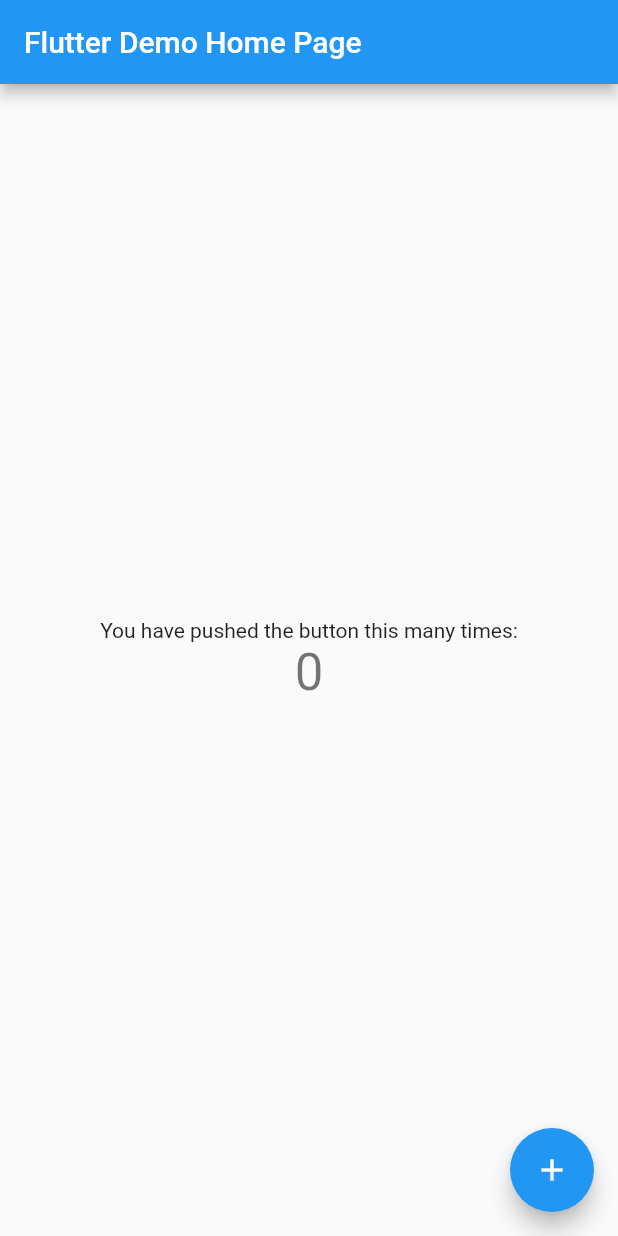
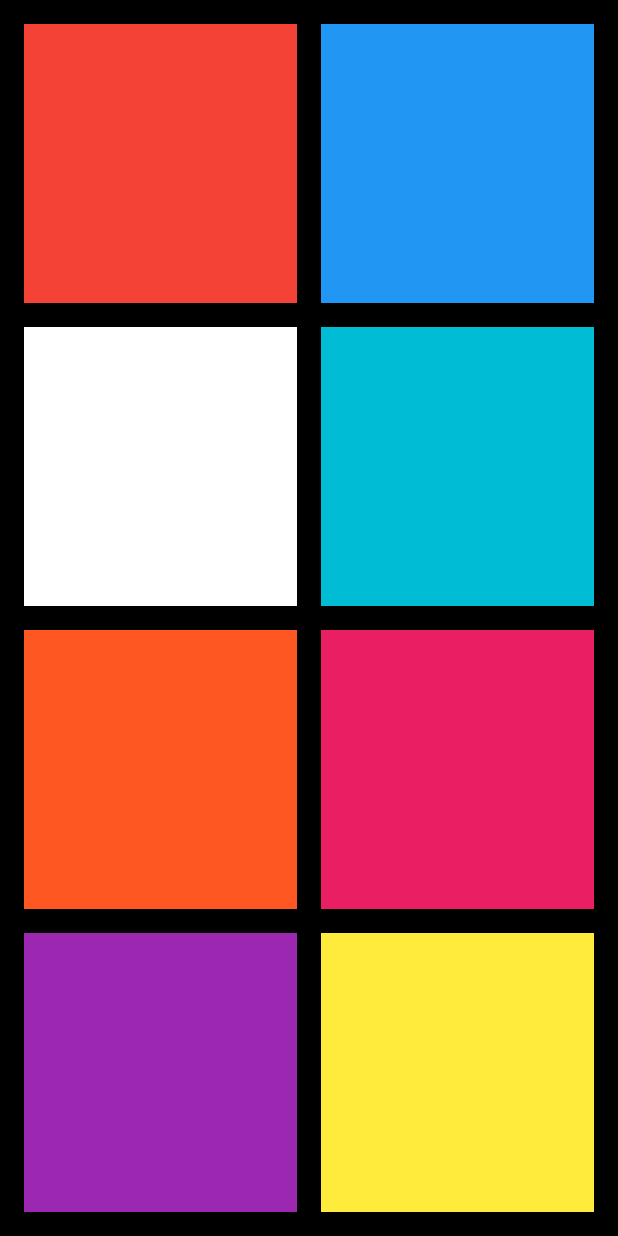
Before and after one commit to seymenmurat16/drum_app, a Flutter app: the screen it shows after launch, on a phone screen of 412 x 824 dp. Run offline on Flutter 3.47's test engine with Material 2 defaults, Android fonts, the phone set to English and light mode, and no system bars; our stand-ins replace audioplayers.

Commit message:
first commit

```diff
--- a/lib/main.dart
+++ b/lib/main.dart
@@ -1,115 +1,85 @@
+import 'package:audioplayers/audioplayers.dart';
 import 'package:flutter/material.dart';
 
 void main() {
-  runApp(const MyApp());
+  runApp(DrumMachine());
 }
 
-class MyApp extends StatelessWidget {
-  const MyApp({super.key});
-
-  // This widget is the root of your application.
+class DrumMachine extends StatelessWidget {
   @override
   Widget build(BuildContext context) {
     return MaterialApp(
-      title: 'Flutter Demo',
-      theme: ThemeData(
-        // This is the theme of your application.
-        //
-        // Try running your application with "flutter run". You'll see the
-        // application has a blue toolbar. Then, without quitting the app, try
-        // changing the primarySwatch below to Colors.green and then invoke
-        // "hot reload" (press "r" in the console where you ran "flutter run",
-        // or simply save your changes to "hot reload" in a Flutter IDE).
-        // Notice that the counter didn't reset back to zero; the application
-        // is not restarted.
-        primarySwatch: Colors.blue,
-      ),
-      home: const MyHomePage(title: 'Flutter Demo Home Page'),
-    );
+        debugShowCheckedModeBanner: false,
+        home: Scaffold(
+          backgroundColor: Colors.black,
+          body: DrumPage(),
+        ));
   }
 }
 
-class MyHomePage extends StatefulWidget {
-  const MyHomePage({super.key, required this.title});
+class DrumPage extends StatelessWidget {
+  DrumPage({super.key});
 
-  // This widget is the home page of your application. It is stateful, meaning
-  // that it has a State object (defined below) that contains fields that affect
-  // how it looks.
+  final player = AudioPlayer();
 
-  // This class is the configuration for the state. It holds the values (in this
-  // case the title) provided by the parent (in this case the App widget) and
-  // used by the build method of the State. Fields in a Widget subclass are
-  // always marked "final".
-
-  final String title;
-
-  @override
-  State<MyHomePage> createState() => _MyHomePageState();
-}
-
-class _MyHomePageState extends State<MyHomePage> {
-  int _counter = 0;
-
-  void _incrementCounter() {
-    setState(() {
-      // This call to setState tells the Flutter framework that something has
-      // changed in this State, which causes it to rerun the build method below
-      // so that the display can reflect the updated values. If we changed
-      // _counter without calling setState(), then the build method would not be
-      // called again, and so nothing would appear to happen.
-      _counter++;
-    });
+  void play(String soundName) {
+    player.play(AssetSource('$soundName.wav'));
   }
 
   @override
   Widget build(BuildContext context) {
-    // This method is rerun every time setState is called, for instance as done
-    // by the _incrementCounter method above.
-    //
-    // The Flutter framework has been optimized to make rerunning build methods
-    // fast, so that you can just rebuild anything that needs updating rather
-    // than having to individually change instances of widgets.
-    return Scaffold(
-      appBar: AppBar(
-        // Here we take the value from the MyHomePage object that was created by
-        // the App.build method, and use it to set our appbar title.
-        title: Text(widget.title),
-      ),
-      body: Center(
-        // Center is a layout widget. It takes a single child and positions it
-        // in the middle of the parent.
+    return SafeArea(
+      child: Container(
+        padding: EdgeInsets.all(8),
         child: Column(
-          // Column is also a layout widget. It takes a list of children and
-          // arranges them vertically. By default, it sizes itself to fit its
-          // children horizontally, and tries to be as tall as its parent.
-          //
-          // Invoke "debug painting" (press "p" in the console, choose the
-          // "Toggle Debug Paint" action from the Flutter Inspector in Android
-          // Studio, or the "Toggle Debug Paint" command in Visual Studio Code)
-          // to see the wireframe for each widget.
-          //
-          // Column has various properties to control how it sizes itself and
-          // how it positions its children. Here we use mainAxisAlignment to
-          // center the children vertically; the main axis here is the vertical
-          // axis because Columns are vertical (the cross axis would be
-          // horizontal).
-          mainAxisAlignment: MainAxisAlignment.center,
-          children: <Widget>[
-            const Text(
-              'You have pushed the button this many times:',
+          children: [
+            Expanded(
+              child: Row(
+                children: [
+                  buildSoundArea('bip', Colors.red),
+                  buildSoundArea('bongo', Colors.blue),
+                ],
+              ),
             ),
-            Text(
-              '$_counter',
-              style: Theme.of(context).textTheme.headline4,
+            Expanded(
+              child: Row(
+                children: [
+                  buildSoundArea('clap1', Colors.white),
+                  buildSoundArea('clap2', Colors.cyan),
+                ],
+              ),
+            ),
+            Expanded(
+              child: Row(
+                children: [
+                  buildSoundArea('clap3', Colors.deepOrange),
+                  buildSoundArea('crash', Colors.pink),
+                ],
+              ),
+            ),
+            Expanded(
+              child: Row(
+                children: [
+                  buildSoundArea('how', Colors.purple),
+                  buildSoundArea('woo', Colors.yellow),
+                ],
+              ),
             ),
           ],
         ),
       ),
-      floatingActionButton: FloatingActionButton(
-        onPressed: _incrementCounter,
-        tooltip: 'Increment',
-        child: const Icon(Icons.add),
-      ), // This trailing comma makes auto-formatting nicer for build methods.
+    );
+  }
+
+  Expanded buildSoundArea(String soundName, Color color) {
+    return Expanded(
+      child: TextButton(
+        style: TextButton.styleFrom(padding: EdgeInsets.all(8)),
+        onPressed: () {
+          play(soundName);
+        },
+        child: Container(color: color),
+      ),
     );
   }
 }
--- a/pubspec.yaml
+++ b/pubspec.yaml
@@ -36,6 +36,7 @@
   # The following adds the Cupertino Icons font to your application.
   # Use with the CupertinoIcons class for iOS style icons.
   cupertino_icons: ^1.0.2
+  audioplayers: ^1.0.1
 
 dev_dependencies:
   flutter_test:
@@ -60,8 +61,8 @@
   uses-material-design: true
 
   # To add assets to your application, add an assets section, like this:
-  # assets:
-  #   - images/a_dot_burr.jpeg
+  assets:
+    - assets/
   #   - images/a_dot_ham.jpeg
 
   # An image asset can refer to one or more resolution-specific "variants", see
```
Also changed, not shown: pubspec.lock, 25 other files.
